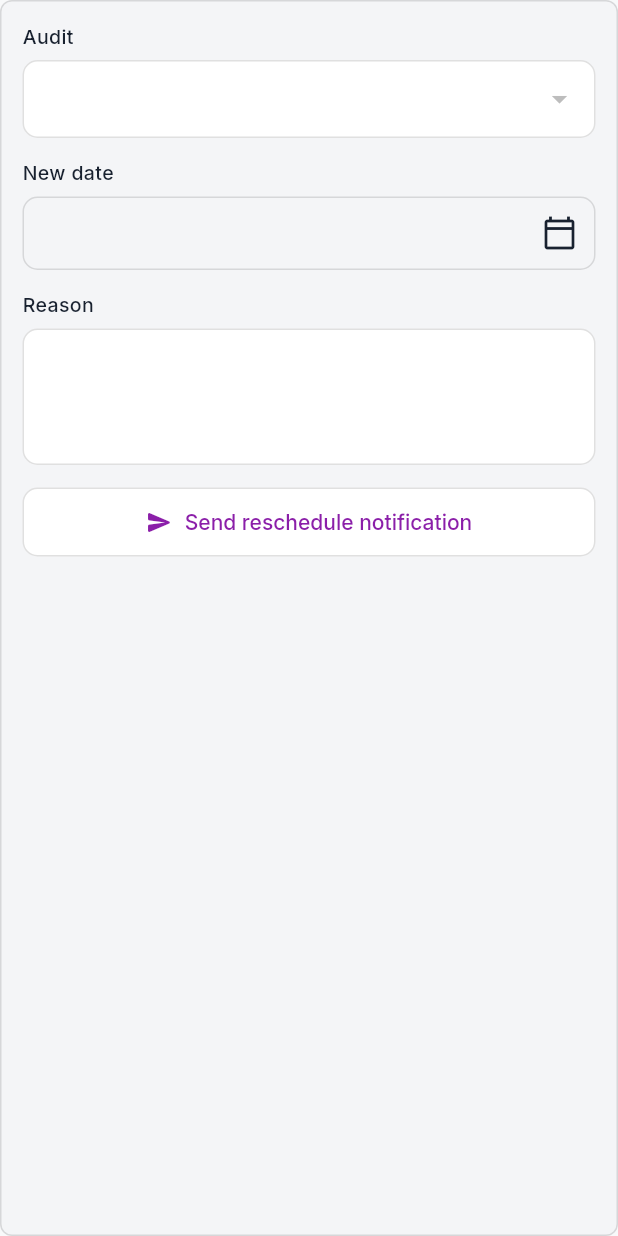
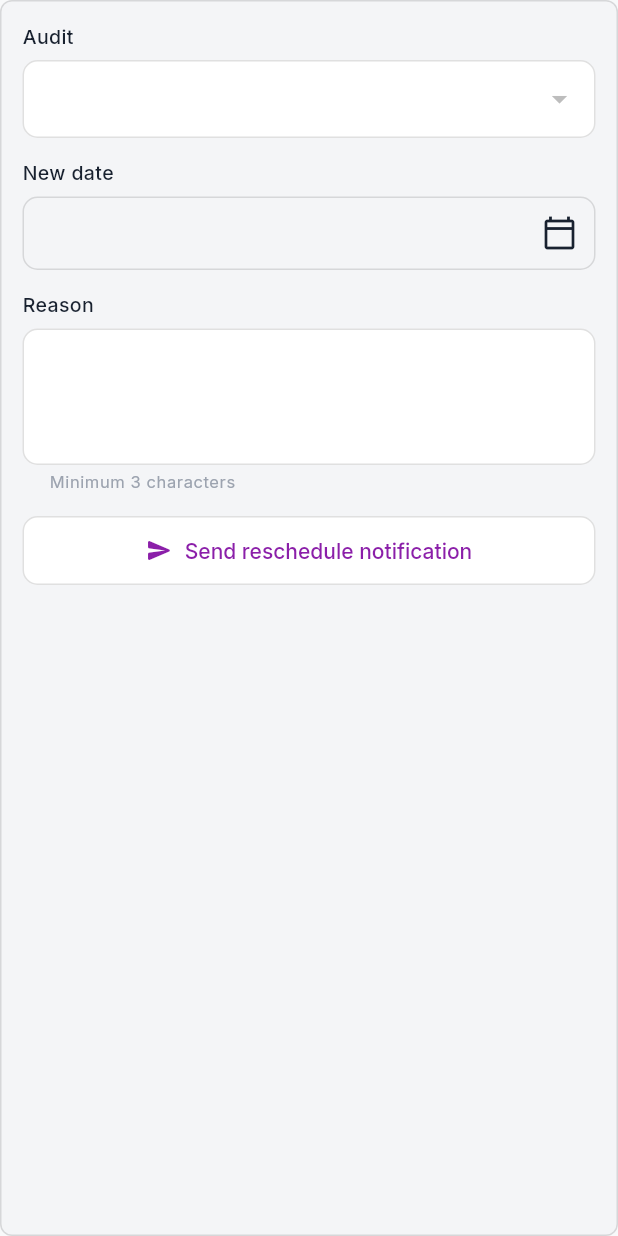
Before and after one commit to vistarlogitekdeveloper/audit_management_app_frontend, a Flutter app: the _RescheduleAuditForm widget shown alone on an empty page, opened directly with empty values, on a phone screen of 412 x 824 dp. Run offline on Flutter 3.47's test engine with Material 3 defaults, Android fonts, the phone set to English and light mode, and no system bars; our stand-ins replace connectivity_plus, dio, firebase_core, firebase_messaging, fl_chart, flutter_image_compress and 6 more; missing offline and left inert: dart:html, flutter_pdfview; accounts and stored records are empty; network calls fail.

Commit message:
Reschedule reason: show + enforce 3-character minimum client-side
The reschedule 'Reason' field only validated non-empty, so the backend's
3-char minimum surfaced as a post-submit rejection. Now:
- validateRequired gains an optional minLength (default 0, so existing
  callers are unchanged)
- the Reason field shows a 'Minimum 3 characters' helper and validates
  minLength: 3 with a clear inline message before submit

flutter analyze: clean.

Co-Authored-By: Claude Opus 4.7 (1M context) <noreply@anthropic.com>

```diff
--- a/lib/core/utils/validators.dart
+++ b/lib/core/utils/validators.dart
@@ -22,9 +22,17 @@ class Validators {
     return null;
   }
 
-  static String? validateRequired(String? value, {String fieldName = 'This field'}) {
-    if (value == null || value.trim().isEmpty) {
+  static String? validateRequired(
+    String? value, {
+    String fieldName = 'This field',
+    int minLength = 0,
+  }) {
+    final trimmed = value?.trim() ?? '';
+    if (trimmed.isEmpty) {
       return '$fieldName is required';
+    }
+    if (minLength > 0 && trimmed.length < minLength) {
+      return '$fieldName must be at least $minLength characters';
     }
     return null;
   }
--- a/lib/features/dashboard/screens/admin_dashboard_screen.dart
+++ b/lib/features/dashboard/screens/admin_dashboard_screen.dart
@@ -572,9 +572,12 @@ class _RescheduleAuditForm extends StatelessWidget {
               label: 'Reason',
               controller: reasonController,
               maxLines: 3,
-              validator:
-                  (value) =>
-                      Validators.validateRequired(value, fieldName: 'Reason'),
+              helper: 'Minimum 3 characters',
+              validator: (value) => Validators.validateRequired(
+                value,
+                fieldName: 'Reason',
+                minLength: 3,
+              ),
             ),
             const SizedBox(height: 14),
             AppButton(
```
